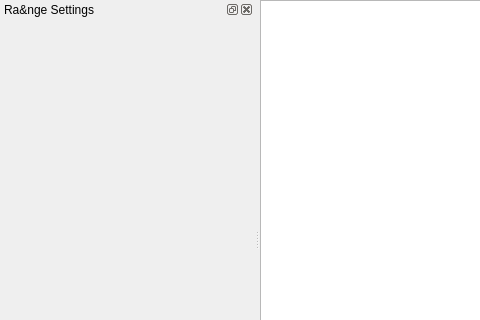
This is Alames/forms/mainwindow.ui in KLZ-0/Alames as Qt 5 draws it before an edit; both pictures show x 0 to 480 and y 0 to 320 of the 800 by 500 pixel window. The edited form follows.
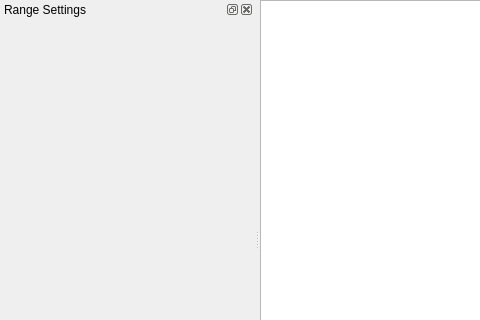
This is the edited form. Custom widgets are drawn as their Qt base class.

Commit message:
Changed leftWidget layout
+ fixed bug with ui compilation

Diff of the .ui file:
```diff
--- a/Alames/forms/mainwindow.ui
+++ b/Alames/forms/mainwindow.ui
@@ -112,7 +112,7 @@
     </size>
    </property>
    <property name="windowTitle">
-    <string>Ra&amp;nge Settings</string>
+    <string>Range Settings</string>
    </property>
    <attribute name="dockWidgetArea">
     <number>1</number>
```
Left out of the diff: 2 changed lines with no effect on the pictures. The commit also changes 3 other files.
